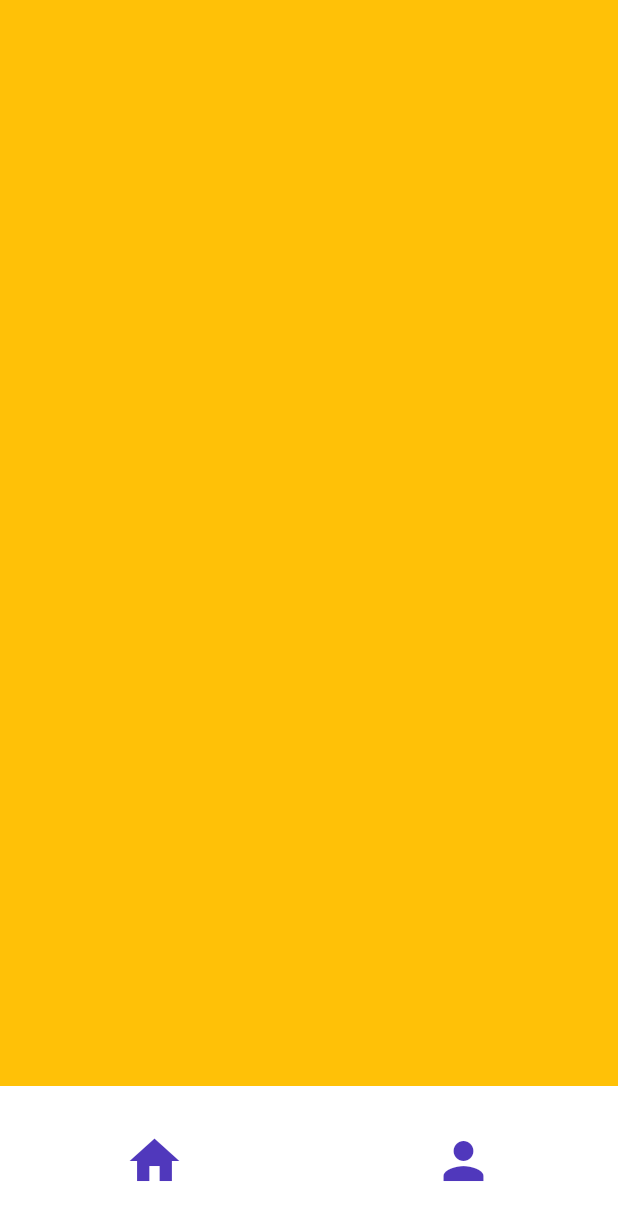
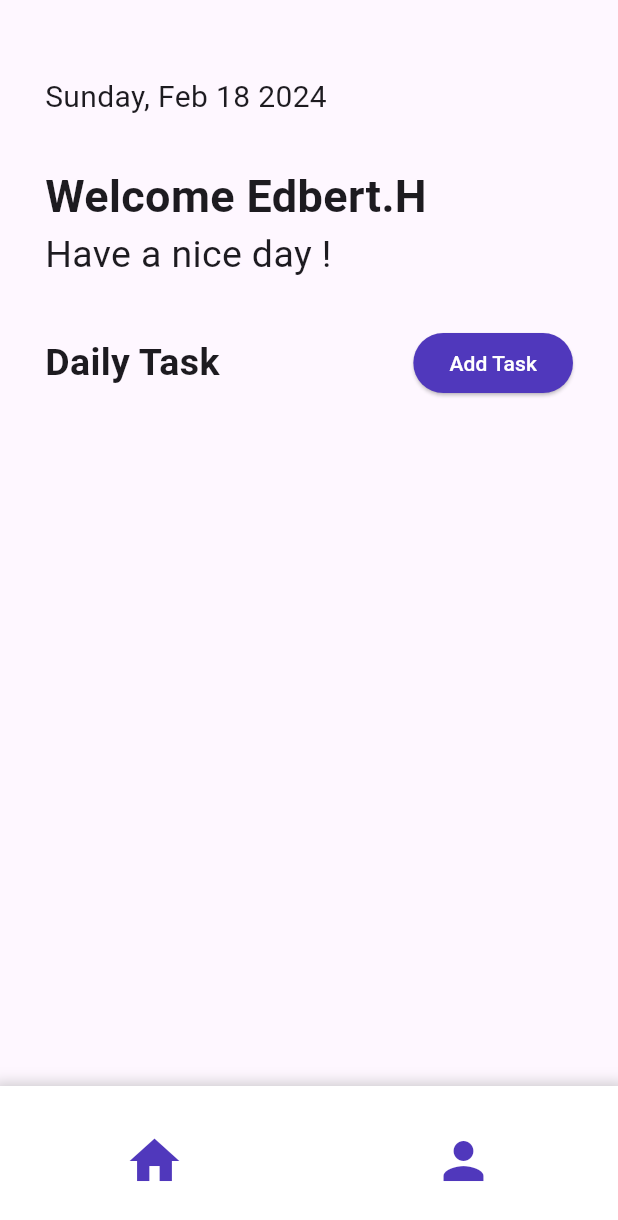
Before and after one commit to edbert2397/todo-app-flutter, a Flutter app: the screen it shows after launch, on a phone screen of 412 x 824 dp. Shown: the top 1220 px of the screen. Run offline on Flutter 3.47's test engine with Material 3 defaults, Android fonts, the phone set to English and light mode, and no system bars; our stand-ins replace font_awesome_flutter.

Commit message:
add upper text homepage

```diff
--- a/lib/bottom_navbar.dart
+++ b/lib/bottom_navbar.dart
@@ -11,6 +11,14 @@ class bottomNavbar extends StatelessWidget {
       height: 100,
       decoration: BoxDecoration(
         color: Colors.white,
+        boxShadow: [
+          BoxShadow(
+            color: Colors.grey.withOpacity(0.5),
+            spreadRadius: 5,
+            blurRadius: 7,
+            offset: Offset(0, 3), // changes position of shadow
+          ),
+    ],
         // borderRadius: BorderRadius.only(topLeft: Radius.circular(40),topRight: Radius.circular(40)),
       ),
       child: Row(
--- a/lib/home_screen.dart
+++ b/lib/home_screen.dart
@@ -1,4 +1,5 @@
 import 'package:flutter/material.dart';
+import 'package:intl/intl.dart';
 import 'package:todoapp/bottom_navbar.dart';
 
 class homeScreen extends StatefulWidget {
@@ -13,8 +14,69 @@ class _homeScreenState extends State<homeScreen> {
   Widget build(BuildContext context) {
     return
     Scaffold(
-      backgroundColor: Colors.amber,
+      body: SingleChildScrollView(
+        padding: EdgeInsets.symmetric(horizontal: 30,vertical: 50),
+        child: Column(
+          crossAxisAlignment: CrossAxisAlignment.start,
+          children: [
+            timeDisplay(),
+            SizedBox(height: 30),
+            Text("Welcome Edbert.H",
+              style: TextStyle(
+                fontSize: 30,
+                fontWeight: FontWeight.bold,
+
+              ),
+            ),
+            Text("Have a nice day !",
+              style: TextStyle(
+                fontSize: 25,
+              ),
+            ),
+            SizedBox(height: 30),
+            Row(
+              mainAxisAlignment: MainAxisAlignment.spaceBetween,
+              children:[
+                Text("Daily Task",
+                  style: TextStyle(
+                    fontSize: 25,
+                    fontWeight: FontWeight.bold,
+                  ),
+                ),
+                ElevatedButton(
+                  style: ButtonStyle(
+                    backgroundColor: MaterialStateProperty.all(Color(0xff5038BC)),
+                  ),
+                  onPressed: () {},
+                  child: const Text('Add Task',
+                          style: TextStyle(
+                            color: Colors.white,
+                          ),
+
+                    ),
+                ),
+              ]
+            )
+          ],
+        ),
+      ),
       bottomNavigationBar: bottomNavbar(),
     );
   }
 }
+
+class timeDisplay extends StatelessWidget {
+
+  @override
+  Widget build(BuildContext context) {
+    DateTime now = DateTime.now();
+    String formattedDate = DateFormat('EEEE, MMM d yyyy').format(now);
+    return Text(
+      formattedDate,
+      style: TextStyle(
+        fontSize: 20,
+      ),
+
+    );
+  }
+}
--- a/pubspec.yaml
+++ b/pubspec.yaml
@@ -29,6 +29,7 @@ environment:
 # versions available, run `flutter pub outdated`.
 dependencies:
   font_awesome_flutter: '>= 4.7.0'
+  intl: ^0.19.0
   flutter:
     sdk: flutter
 
```
Also changed, not shown: pubspec.lock.
